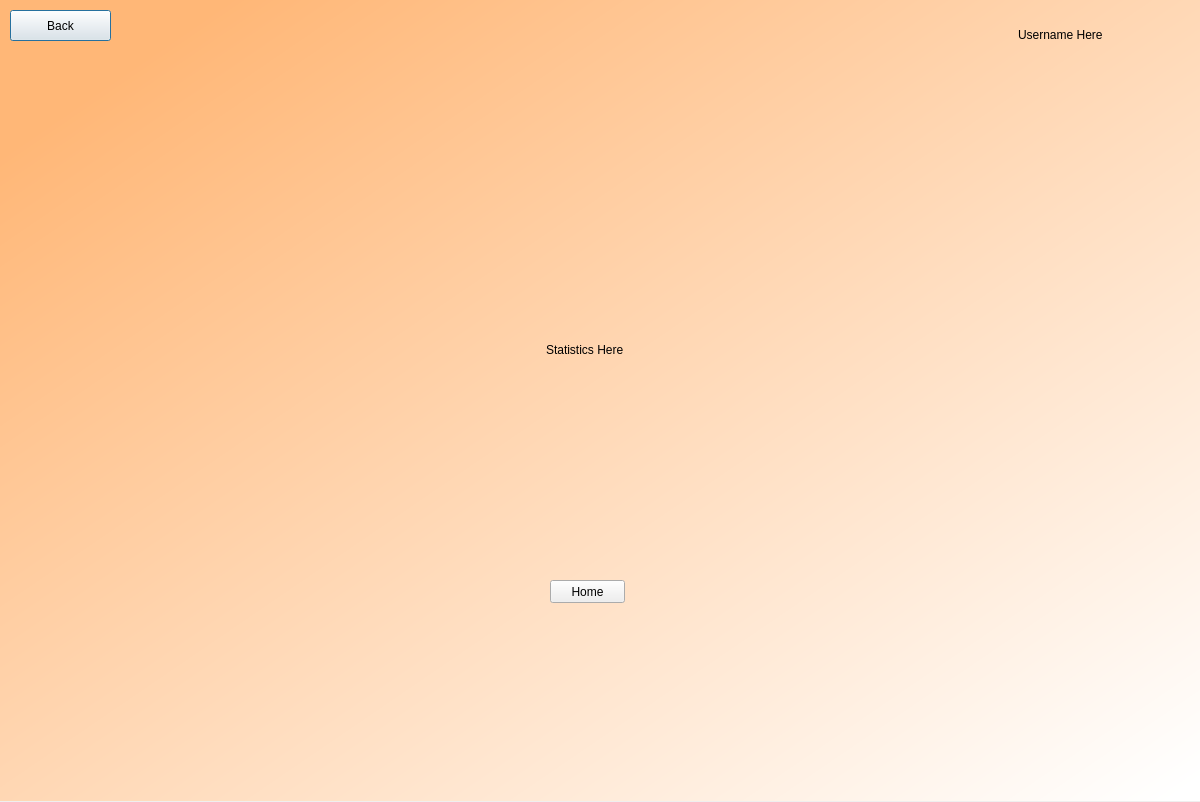
Qt form storyFeedback.ui (cnTalon/READ) before a commit.
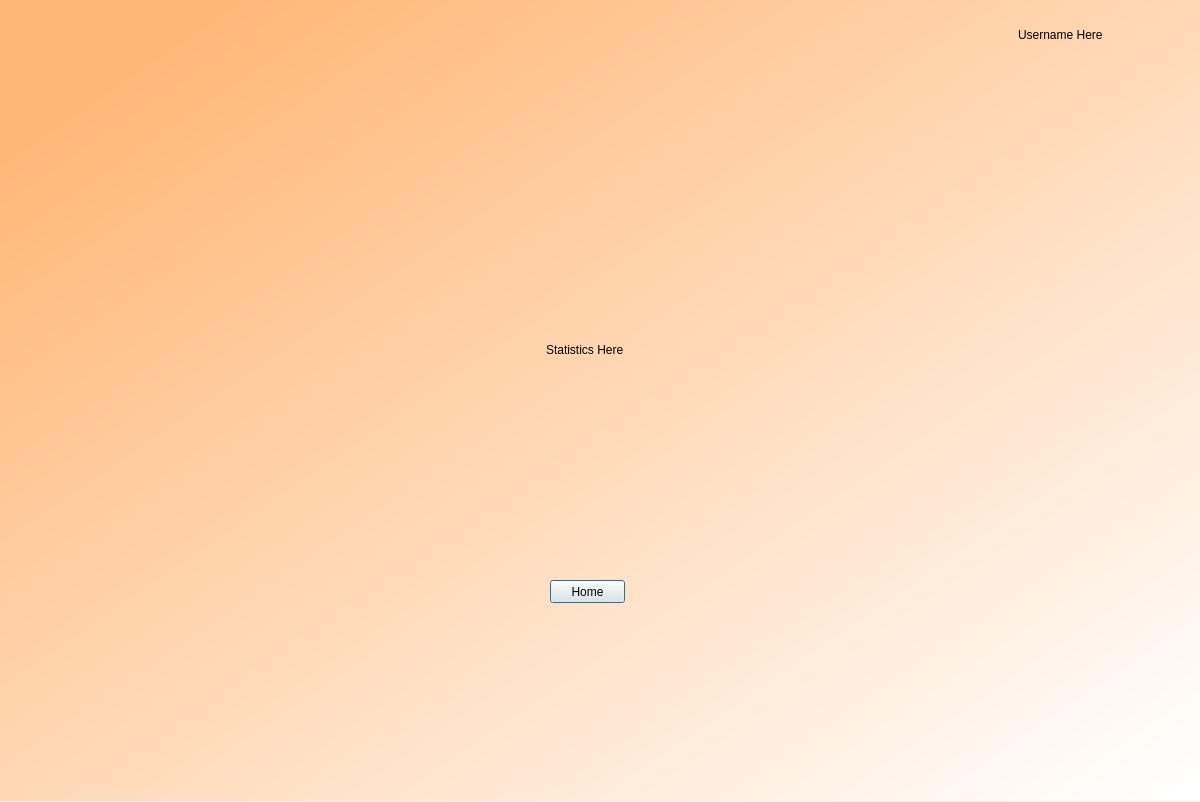
The same form after that commit.

Commit message: removed back button

```diff
--- a/storyFeedback.ui
+++ b/storyFeedback.ui
@@ -86,22 +86,6 @@
      </item>
     </layout>
    </widget>
-   <widget class="QPushButton" name="backButton">
-    <property name="geometry">
-     <rect>
-      <x>10</x>
-      <y>10</y>
-      <width>101</width>
-      <height>31</height>
-     </rect>
-    </property>
-    <property name="styleSheet">
-     <string notr="true">font: 12pt &quot;DengXian&quot;;</string>
-    </property>
-    <property name="text">
-     <string>Back</string>
-    </property>
-   </widget>
    <widget class="QPushButton" name="home">
     <property name="geometry">
      <rect>
```
